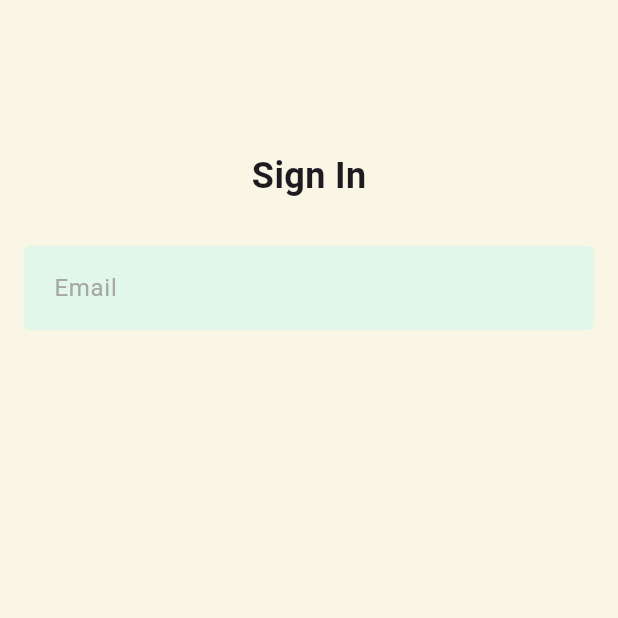
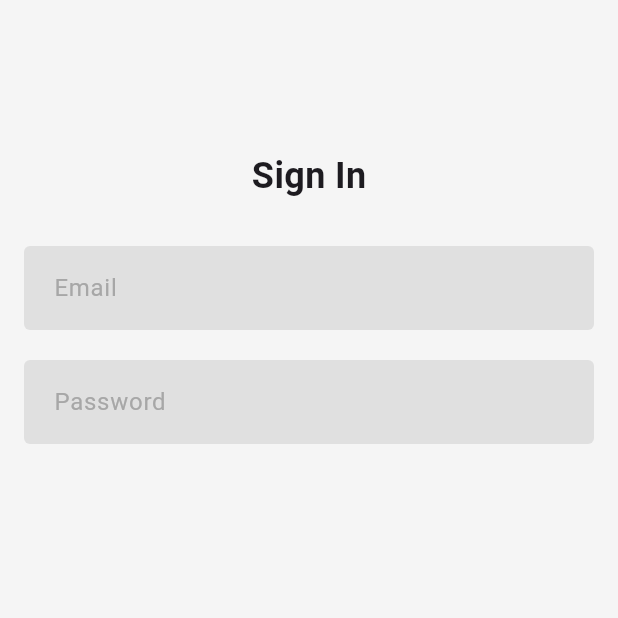
Before and after one commit to AffanSurya/finku, a Flutter app: the screen it shows after launch, on a phone screen of 412 x 824 dp, the top half of it. Run offline on Flutter 3.47's test engine with Material 3 defaults, Android fonts, the phone set to English and light mode, and no system bars; our stand-ins replace flutter_bloc, flutter_svg; project files that could hold a hidden picture were left out.

Commit message:
feat: update color scheme and add password field to sign-in page

```diff
--- a/lib/core/configs/theme/app_colors.dart
+++ b/lib/core/configs/theme/app_colors.dart
@@ -1,7 +1,8 @@
 import 'package:flutter/material.dart';
 
 class AppColors {
-  static const primary = Color(0xffBAD8B6);
-  static const background = Color(0xffF9F6E6);
-  static const secondBackground = Color(0xffE1EACD);
+  static const primary = Color(0xffA8E6CF); // Hijau muda
+  static const background = Color(0xffF5F5F5); // Abu-abu sangat muda (netral)
+  static const secondBackground = Color(0xffFFFBF2); // Putih krem
+  static const inputFill = Color(0xffE0E0E0); // Abu-abu muda
 }
--- a/lib/core/configs/theme/app_theme.dart
+++ b/lib/core/configs/theme/app_theme.dart
@@ -7,12 +7,12 @@ class AppTheme {
     scaffoldBackgroundColor: AppColors.background,
     brightness: Brightness.light,
     snackBarTheme: const SnackBarThemeData(
-      backgroundColor: AppColors.background,
+      backgroundColor: AppColors.secondBackground,
       contentTextStyle: TextStyle(color: Colors.black)
     ),
     inputDecorationTheme: InputDecorationTheme(
       filled: true,
-      fillColor: const Color(0xffe0f7e9),
+      fillColor: AppColors.inputFill,
       hintStyle: const TextStyle(
         color: Color(0xffa7a7a7),
         fontWeight: FontWeight.w400
--- a/lib/presentation/auth/pages/sigin.dart
+++ b/lib/presentation/auth/pages/sigin.dart
@@ -14,7 +14,9 @@ class SiginPage extends StatelessWidget {
           children: [
             _signinText(),
             const SizedBox(height: 30,),
-            _emailField()
+            _emailField(),
+            const SizedBox(height: 20,),
+            _passwordField()
           ],
         )
         ),
@@ -38,4 +40,12 @@ class SiginPage extends StatelessWidget {
       ),
     );
   }
+
+  Widget _passwordField(){
+    return const TextField(
+      decoration: InputDecoration(
+        hintText: "Password"
+      ),
+    );
+  }
 }
```
